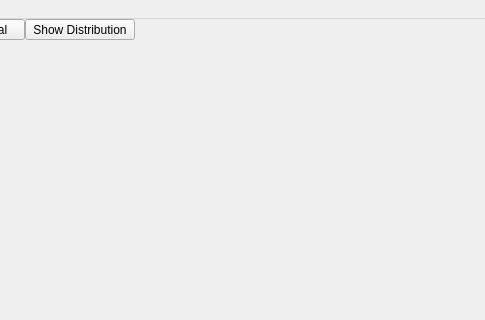
Above: mainwindow.ui from peterooch/DigiFerro before the change; both pictures show x 315 to 800 and y 0 to 320 of the 800 by 600 pixel window. Below: the same form after it.
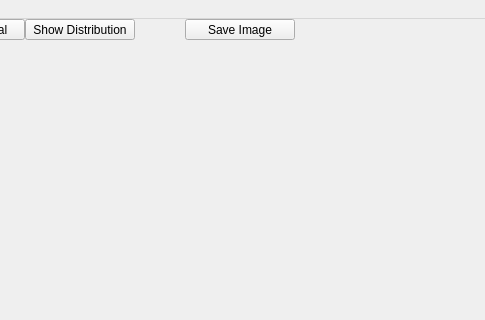
That is the form after the change.

```diff
--- a/mainwindow.ui
+++ b/mainwindow.ui
@@ -79,6 +79,19 @@
      <string>Show Distribution</string>
     </property>
    </widget>
+   <widget class="QPushButton" name="saveButton">
+    <property name="geometry">
+     <rect>
+      <x>500</x>
+      <y>0</y>
+      <width>110</width>
+      <height>21</height>
+     </rect>
+    </property>
+    <property name="text">
+     <string>Save Image</string>
+    </property>
+   </widget>
   </widget>
   <widget class="QMenuBar" name="menubar">
    <property name="geometry">
```
